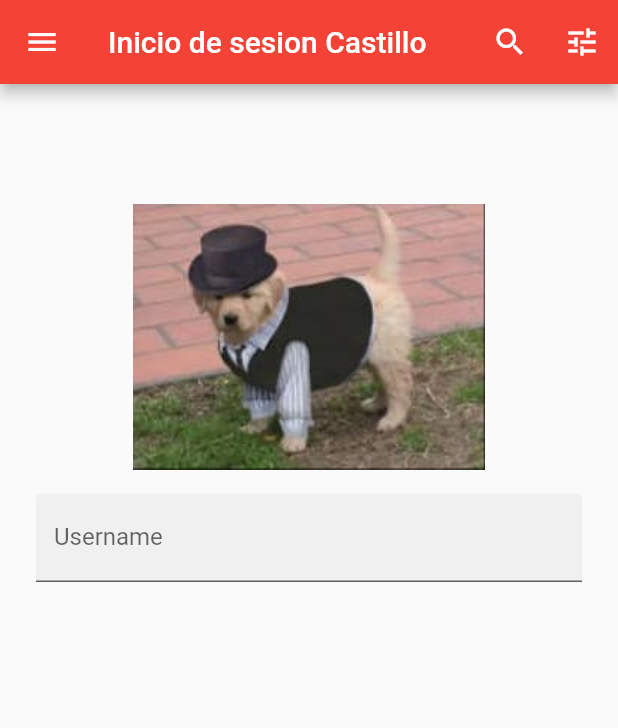
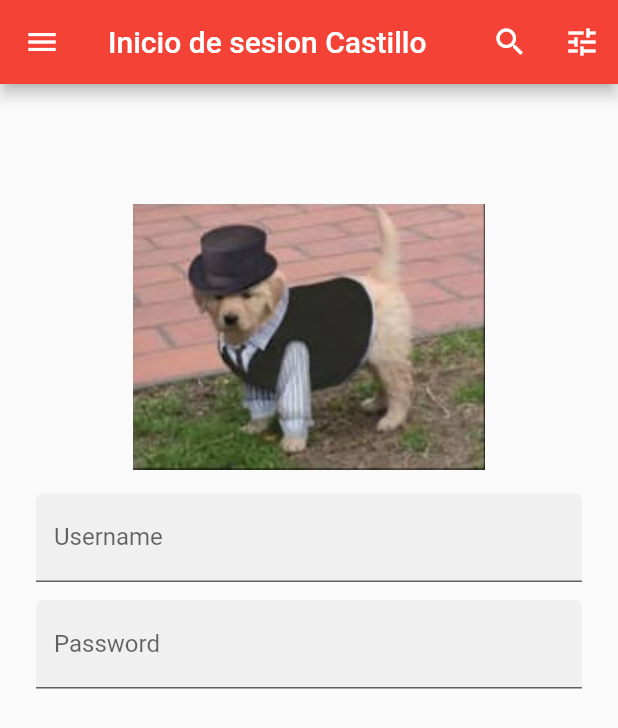
Before and after one commit to FaridCG343/LoginSencillo, a Flutter app: the screen it shows after launch, on a phone screen of 412 x 824 dp. Shown: the top 728 px of the screen. Run offline on Flutter 3.47's test engine with Material 2 defaults, Android fonts, the phone set to English and light mode, and no system bars.

```diff
--- a/lib/main.dart
+++ b/lib/main.dart
@@ -93,6 +93,14 @@ class _IngresoSistemaState extends State<IngresoSistema> {
                       labelText: 'Username',
                     ),
                   ),
+                  SizedBox(height: 12.0),
+                  TextField(
+                    decoration: InputDecoration(
+                      filled: true,
+                      labelText: 'Password',
+                    ),
+                    obscureText: true,
+                  ),
                 ],  //fin de widget[]
               ),
 
```
Also changed, not shown: 1 other file.
